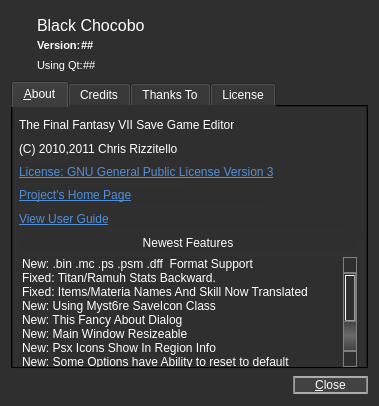
The window that about.ui (sithlord48/blackchocobo) describes before a commit, drawn with Qt 5.
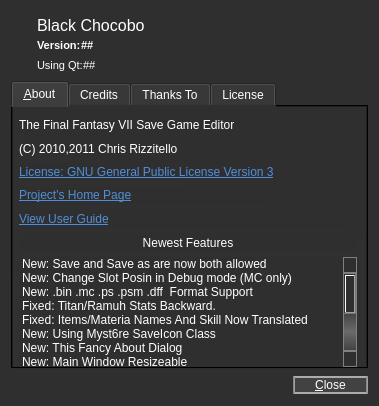
The same window after the commit. Icons and pictures are not drawn.

What changed in the file:
```diff
--- a/about.ui
+++ b/about.ui
@@ -432,6 +432,16 @@
          <property name="selectionMode">
           <enum>QAbstractItemView::NoSelection</enum>
          </property>
+         <item>
+          <property name="text">
+           <string>New: Save and Save as are now both allowed</string>
+          </property>
+         </item>
+         <item>
+          <property name="text">
+           <string>New: Change Slot Posin in Debug mode (MC only) </string>
+          </property>
+         </item>
          <item>
           <property name="text">
            <string>New: .bin .mc .ps .psm .dff  Format Support</string>
```
Left out of the diff: 4 changed lines with no effect on the pictures.
